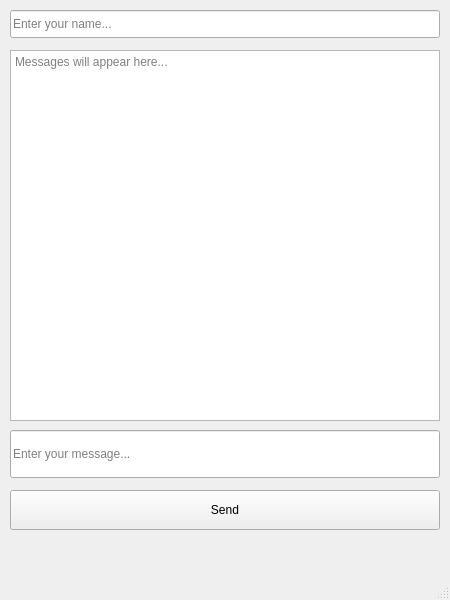
Before: the Qt Designer form mainwindow.ui in rana-rabi/os-project-client, drawn with Qt 5.
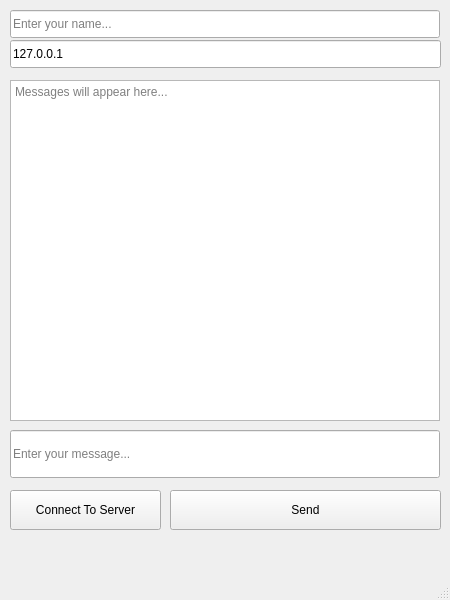
After: the same form once the commit is applied.

What changed in the file:
```diff
--- a/mainwindow.ui
+++ b/mainwindow.ui
@@ -18,9 +18,9 @@
     <property name="geometry">
      <rect>
       <x>10</x>
-      <y>50</y>
+      <y>80</y>
       <width>430</width>
-      <height>371</height>
+      <height>341</height>
      </rect>
     </property>
     <property name="readOnly">
@@ -46,9 +46,9 @@
    <widget class="QPushButton" name="sendButton">
     <property name="geometry">
      <rect>
-      <x>10</x>
+      <x>170</x>
       <y>490</y>
-      <width>430</width>
+      <width>271</width>
       <height>40</height>
      </rect>
     </property>
@@ -69,6 +69,35 @@
      <string>Enter your name...</string>
     </property>
    </widget>
+   <widget class="QLineEdit" name="serverIP">
+    <property name="geometry">
+     <rect>
+      <x>10</x>
+      <y>40</y>
+      <width>431</width>
+      <height>28</height>
+     </rect>
+    </property>
+    <property name="text">
+     <string>127.0.0.1</string>
+    </property>
+    <property name="placeholderText">
+     <string>Enter Server IP</string>
+    </property>
+   </widget>
+   <widget class="QPushButton" name="connectButton">
+    <property name="geometry">
+     <rect>
+      <x>10</x>
+      <y>490</y>
+      <width>151</width>
+      <height>40</height>
+     </rect>
+    </property>
+    <property name="text">
+     <string>Connect To Server</string>
+    </property>
+   </widget>
   </widget>
   <widget class="QMenuBar" name="menubar">
    <property name="geometry">
```
